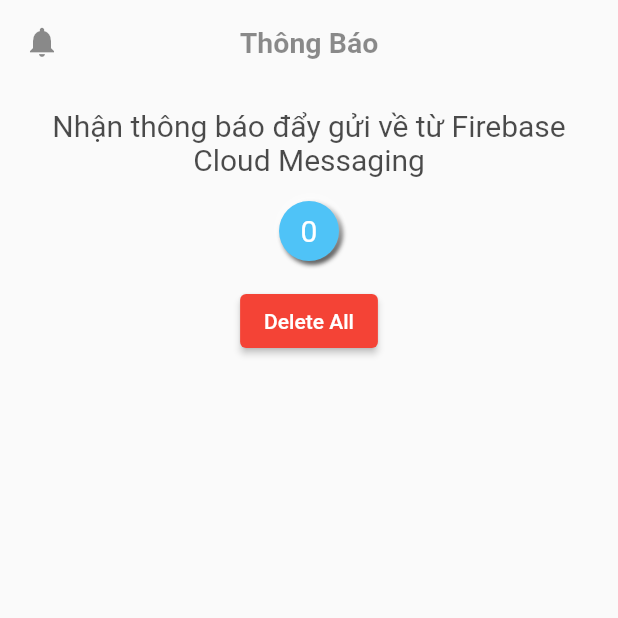
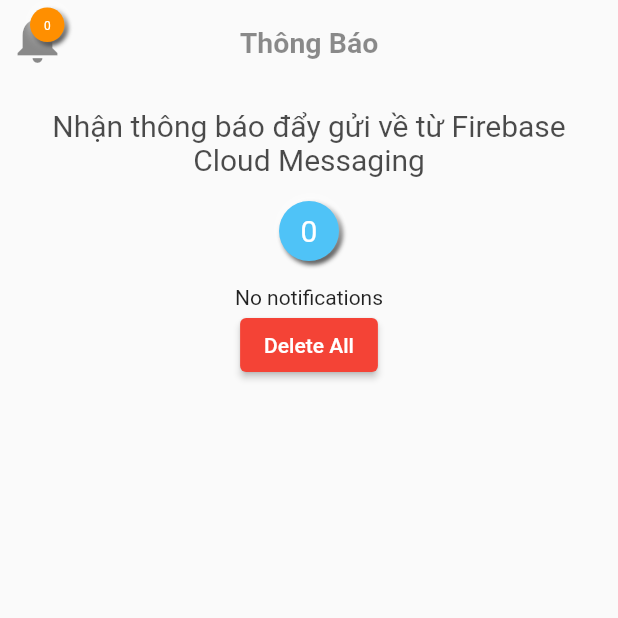
Before and after one commit to tduongtad1304/notify, a Flutter app: the screen it shows after launch, after a tap on "Delete All", on a phone screen of 412 x 824 dp, the top half of it. Run offline on Flutter 3.47's test engine with Material 2 defaults, Android fonts, the phone set to English and light mode, and no system bars; drawn by our look-alikes of overlay_support; our stand-ins replace firebase_core, firebase_messaging; accounts and stored records are empty.

Commit message:
update v[2.3] show msg in dismissable listview, update icon

```diff
--- a/lib/components/NotificationBadge.dart
+++ b/lib/components/NotificationBadge.dart
@@ -1,19 +1,36 @@
+// ignore_for_file: prefer_typing_uninitialized_variables, must_be_immutable, prefer_initializing_formals
+
 import 'package:flutter/material.dart';
 
 class NotificationBadge extends StatelessWidget {
   final int totalNotifications;
+  double? width;
+  double? height;
+  double? fontSize;
+  Color? color;
 
-  const NotificationBadge({Key? key, required this.totalNotifications})
-      : super(key: key);
+  NotificationBadge(
+      {Key? key,
+      required this.totalNotifications,
+      double? width,
+      double? height,
+      double? fontSize,
+      Color? color})
+      : super(key: key) {
+    this.width = width;
+    this.height = height;
+    this.fontSize = fontSize;
+    this.color = color;
+  }
 
   @override
   Widget build(BuildContext context) {
     return Container(
-      width: 40.0,
-      height: 40.0,
+      width: width,
+      height: height,
       // ignore: unnecessary_new
       decoration: new BoxDecoration(
-        color: Colors.lightBlue.shade300,
+        color: color,
         shape: BoxShape.circle,
         boxShadow: const [
           BoxShadow(color: Colors.black, offset: Offset(2, 2), blurRadius: 2.0),
@@ -24,9 +41,11 @@ class NotificationBadge extends StatelessWidget {
       child: Center(
         child: Padding(
           padding: const EdgeInsets.all(8.0),
-          child: Text(
-            '$totalNotifications',
-            style: const TextStyle(color: Colors.white, fontSize: 20),
+          child: Center(
+            child: Text(
+              '$totalNotifications',
+              style: TextStyle(color: Colors.white, fontSize: fontSize),
+            ),
           ),
         ),
       ),
--- a/lib/main.dart
+++ b/lib/main.dart
@@ -41,6 +41,7 @@ class _HomePageState extends State {
   late int _totalNotifications;
   late final FirebaseMessaging _messaging;
   PushNotification? _notificationInfo;
+  List listNotification = [];
 
   void registerNotification() async {
     print('BEGIN');
@@ -87,6 +88,7 @@ class _HomePageState extends State {
         setState(() {
           _notificationInfo = notification;
           _totalNotifications++;
+          listNotification.add(_notificationInfo);
         });
 
         // For displaying the notification as an overlay
@@ -96,7 +98,13 @@ class _HomePageState extends State {
                 style: TextStyle(color: Colors.black87)),
             autoDismiss: true,
             slideDismissDirection: DismissDirection.horizontal,
-            leading: NotificationBadge(totalNotifications: _totalNotifications),
+            leading: NotificationBadge(
+              totalNotifications: _totalNotifications,
+              width: 40.0,
+              height: 40.0,
+              fontSize: 20.0,
+              color: Colors.lightBlue.shade300,
+            ),
             trailing:
                 Icon(Icons.navigate_next, size: 50, color: Colors.black54),
             elevation: 10,
@@ -104,7 +112,7 @@ class _HomePageState extends State {
                 style: TextStyle(color: Colors.black87)),
             background: Colors.lightBlue.shade50.withOpacity(0.7),
             foreground: Colors.teal.shade100.withOpacity(0.7),
-            duration: Duration(seconds: 10),
+            duration: Duration(seconds: 5),
             contentPadding: EdgeInsets.all(10),
           );
         }
@@ -130,6 +138,7 @@ class _HomePageState extends State {
       setState(() {
         _notificationInfo = notification;
         _totalNotifications++;
+        listNotification.add(_notificationInfo);
       });
     }
   }
@@ -139,17 +148,18 @@ class _HomePageState extends State {
     setState(() {
       _notificationInfo = null;
       _totalNotifications = 0;
+      listNotification.removeRange(0, listNotification.length);
     });
+    print('Deleted all notifications');
     if (_totalNotifications == 0) {
       print('No notifications for deleting');
-    } else {
-      print('Deleted all notifications');
     }
   }
 
   @override
   void initState() {
     _totalNotifications = 0;
+    listNotification = [];
     registerNotification();
     checkForInitialMessage();
     // For handling notification when the app is in background
@@ -165,6 +175,7 @@ class _HomePageState extends State {
       setState(() {
         _notificationInfo = notification;
         _totalNotifications++;
+        listNotification.add(_notificationInfo);
       });
     });
 
@@ -186,13 +197,32 @@ class _HomePageState extends State {
           'Thông Báo',
         ),
         elevation: 0,
-        leading: Icon(
+        leading: Padding(
+          padding: const EdgeInsets.all(5.0),
+          child: Stack(
+            children: [
+              Icon(
                 Icons.notifications,
                 color: Colors.black45,
+                size: 40,
+              ),
+              Positioned(
+                left: 15,
+                child: NotificationBadge(
+                  totalNotifications: _totalNotifications,
+                  width: 23,
+                  height: 23,
+                  fontSize: 8,
+                  color: Colors.amber.shade800,
+                ),
+              )
+            ],
+          ),
         ),
       ),
       body: Column(
         mainAxisAlignment: MainAxisAlignment.start,
+        crossAxisAlignment: CrossAxisAlignment.center,
         children: [
           SizedBox(
             height: 16.0,
@@ -209,37 +239,96 @@ class _HomePageState extends State {
             ),
           ),
           SizedBox(height: 16.0),
-          NotificationBadge(totalNotifications: _totalNotifications),
+          NotificationBadge(
+            totalNotifications: _totalNotifications,
+            width: 40.0,
+            height: 40.0,
+            fontSize: 20.0,
+            color: Colors.lightBlue.shade300,
+          ),
           SizedBox(height: 16.0),
           _notificationInfo != null
-              ? Padding(
-                  padding: const EdgeInsets.all(8.0),
+              ? Expanded(
+                  child: ListView.builder(
+                    itemCount: _totalNotifications,
+                    itemBuilder: (context, index) => Dismissible(
+                      key: UniqueKey(),
+                      direction: DismissDirection.horizontal,
+                      onDismissed: (direction) {
+                        if (direction == DismissDirection.endToStart) {
+                          setState(() {
+                            listNotification.removeAt(index);
+                            _totalNotifications--;
+                            if (_totalNotifications == 0) {
+                              _notificationInfo = null;
+                            }
+                          });
+                          print('The notification has been deleted');
+                        }
+                        if (direction == DismissDirection.startToEnd) {
+                          print('The notification has been archived');
+                        }
+                      },
+                      background: Container(
+                        alignment: Alignment.centerLeft,
+                        padding: EdgeInsets.only(left: 10.0),
+                        color: Colors.blue,
+                        child: Icon(Icons.archive, color: Colors.white),
+                      ),
+                      secondaryBackground: Container(
+                        alignment: Alignment.centerRight,
+                        padding: EdgeInsets.only(left: 10.0),
+                        color: Colors.redAccent,
+                        child: Icon(Icons.delete, color: Colors.white),
+                      ),
+                      child: Center(
+                        child: Padding(
+                          padding: const EdgeInsets.all(10),
+                          child: Container(
+                            padding: EdgeInsets.all(10),
+                            width: 300,
+                            decoration: BoxDecoration(
+                                color: Colors.teal.shade50,
+                                borderRadius: BorderRadius.circular(10),
+                                boxShadow: const [
+                                  BoxShadow(
+                                      color: Colors.black54,
+                                      offset: Offset(2, 2),
+                                      blurRadius: 2.5,
+                                      blurStyle: BlurStyle.normal),
+                                ]),
                             child: Column(
-                    crossAxisAlignment: CrossAxisAlignment.start,
                               children: [
                                 Text(
-                        'Tiêu đề: ${_notificationInfo!.dataTitle ?? _notificationInfo!.title}',
-                        style: TextStyle(
-                          fontWeight: FontWeight.bold,
-                          fontSize: 16.0,
-                        ),
-                      ),
-                      SizedBox(height: 8.0),
-                      const SizedBox(height: 8.0),
-                      Text(
-                        'Nội dung: ${_notificationInfo!.dataBody ?? _notificationInfo!.body}',
+                                  '${listNotification[index]!.title ?? {
+                                        listNotification[index]!.dataTitle
+                                      }}',
+                                  textAlign: TextAlign.justify,
                                   style: const TextStyle(
                                     fontWeight: FontWeight.bold,
                                     fontSize: 16.0,
                                   ),
                                 ),
-                      SizedBox(
-                        height: 16.0,
+                                const SizedBox(height: 8.0),
+                                Text(
+                                  '${listNotification[index]!.body ?? {
+                                        listNotification[index]!.dataBody
+                                      }}',
+                                  textAlign: TextAlign.center,
+                                  style: const TextStyle(
+                                    fontWeight: FontWeight.normal,
+                                    fontSize: 16.0,
+                                  ),
                                 ),
                               ],
                             ),
+                          ),
+                        ),
+                      ),
+                    ),
+                  ),
                 )
-              : Container(),
+              : Text('No notifications'),
           SizedBox(
             child: ElevatedButton(
                 style: ButtonStyle(
```
Lines whose indentation alone changed are shown as unchanged.
